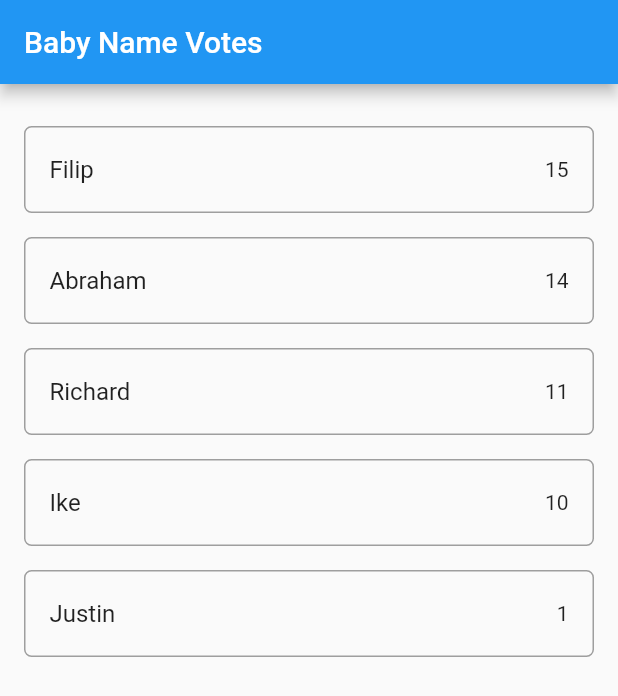
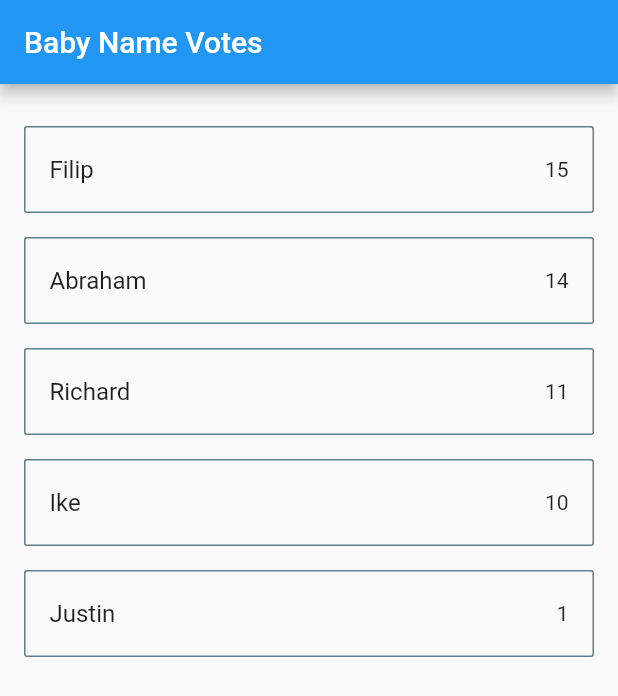
Before and after one commit to waseefakhtar/Reactive-Android-app-with-Flutter-and-Firebase, a Flutter app: the screen it shows after launch, on a phone screen of 412 x 824 dp. Shown: the top 696 px of the screen. Run offline on Flutter 3.47's test engine with Material 2 defaults, Android fonts, the phone set to English and light mode, and no system bars; our stand-ins replace cloud_firestore; accounts and stored records are empty.

Commit message:
UI Changes

```diff
--- a/lib/main.dart
+++ b/lib/main.dart
@@ -57,8 +57,8 @@ class _MyHomePageState extends State<MyHomePage> {
       padding: const EdgeInsets.symmetric(horizontal: 16.0, vertical: 8.0),
       child: Container(
         decoration: BoxDecoration(
-          border: Border.all(color: Colors.grey),
-          borderRadius: BorderRadius.circular(5.0),
+          border: Border.all(color: Colors.blueGrey),
+          borderRadius: BorderRadius.circular(2.0),
         ),
         child: ListTile(
           title: Text(record.name),
```
